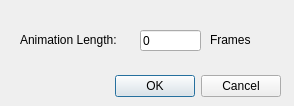
This is src/PatternPaint/resizeanimation.ui in Blinkinlabs/PatternPaint as Qt 5 draws it before an edit. The edited form follows.
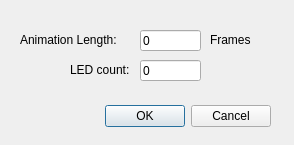
This is the edited form.

Commit message: First pass at allowing strip height to be modified, likely needs work.

Patch:
```diff
--- a/src/PatternPaint/resizeanimation.ui
+++ b/src/PatternPaint/resizeanimation.ui
@@ -7,7 +7,7 @@
     <x>0</x>
     <y>0</y>
     <width>294</width>
-    <height>106</height>
+    <height>145</height>
    </rect>
   </property>
   <property name="windowTitle">
@@ -16,8 +16,8 @@
   <widget class="QDialogButtonBox" name="buttonBox">
    <property name="geometry">
     <rect>
-     <x>20</x>
-     <y>70</y>
+     <x>10</x>
+     <y>100</y>
      <width>261</width>
      <height>32</height>
     </rect>
@@ -71,6 +71,35 @@
     <string>Frames</string>
    </property>
   </widget>
+  <widget class="QLabel" name="label_3">
+   <property name="geometry">
+    <rect>
+     <x>70</x>
+     <y>60</y>
+     <width>71</width>
+     <height>19</height>
+    </rect>
+   </property>
+   <property name="text">
+    <string>LED count:</string>
+   </property>
+  </widget>
+  <widget class="QLineEdit" name="ledCount">
+   <property name="geometry">
+    <rect>
+     <x>140</x>
+     <y>60</y>
+     <width>61</width>
+     <height>21</height>
+    </rect>
+   </property>
+   <property name="text">
+    <string>0</string>
+   </property>
+   <property name="maxLength">
+    <number>10</number>
+   </property>
+  </widget>
  </widget>
  <resources/>
  <connections>
```
The commit also changes 10 other files.
